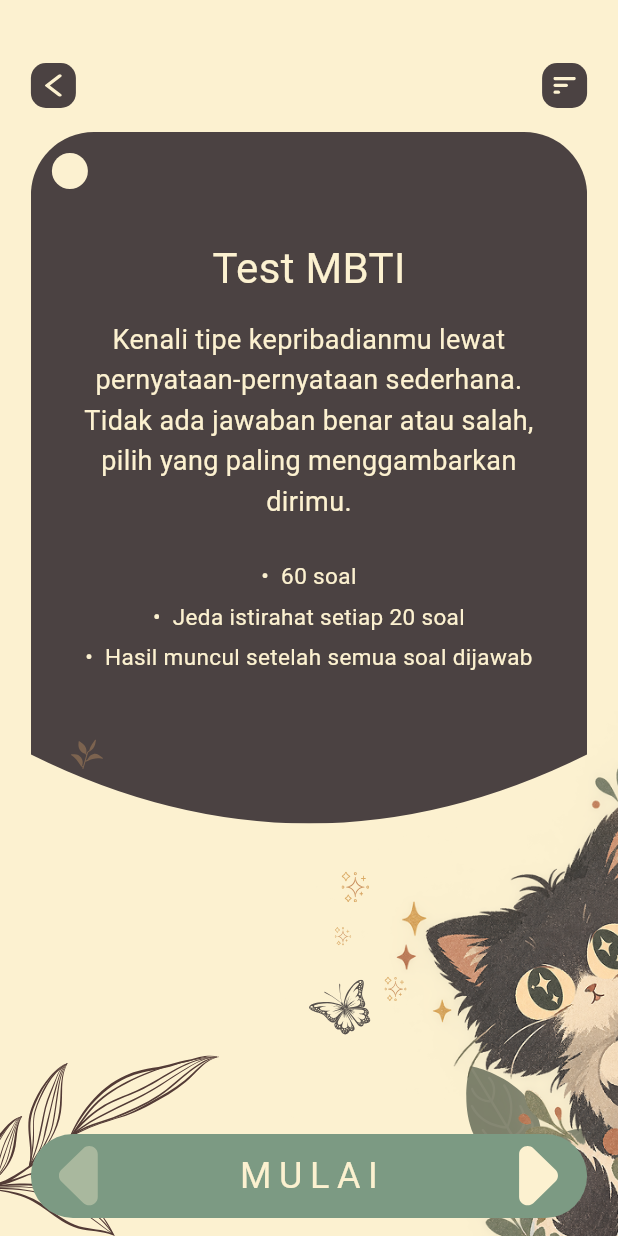
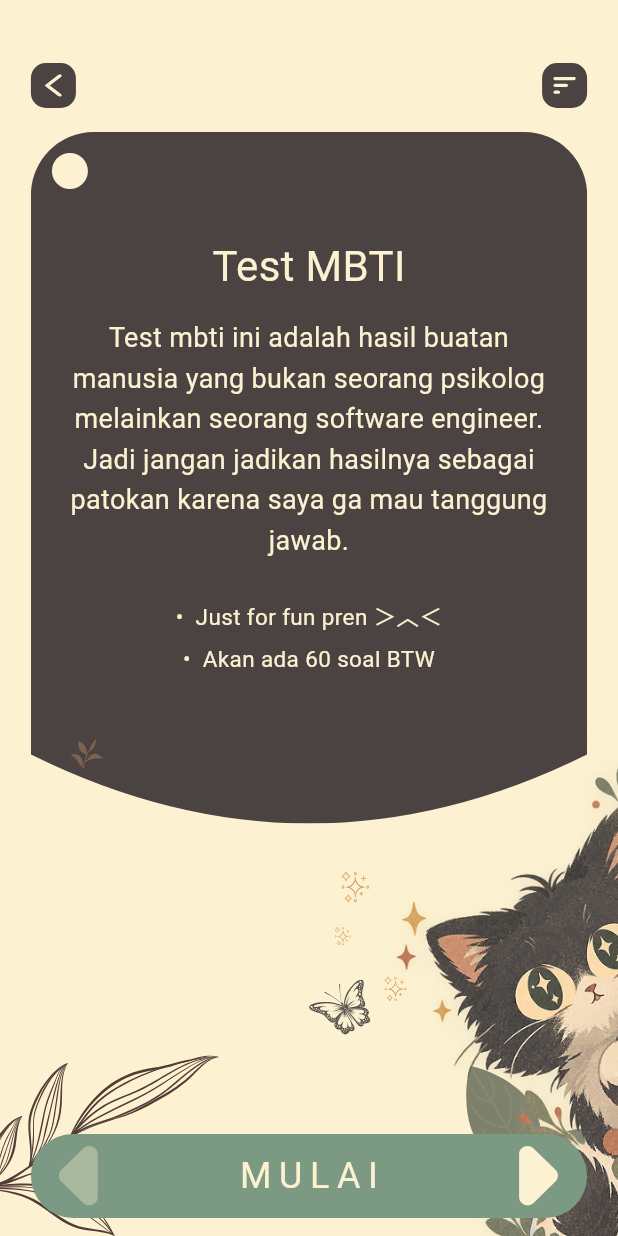
Before and after one commit to Kry-ops/Hey-You, a Flutter app: the TestMbtiPage screen opened directly, on a phone screen of 412 x 824 dp. Run offline on Flutter 3.47's test engine with Material 3 defaults, Android fonts, the phone set to English and light mode, and no system bars; our stand-ins replace animated_text_kit, flutter_svg, loading_animation_widget.

Commit message:
12.6. MBTI Page, update dikit

```diff
--- a/lib/pages/test_mbti_page.dart
+++ b/lib/pages/test_mbti_page.dart
@@ -39,9 +39,7 @@ class MbtiConfig {
   // Teks kartu awal.
   static const String introTitle = 'Test MBTI';
   static const String introDescription =
-      'Kenali tipe kepribadianmu lewat pernyataan-pernyataan sederhana. '
-      'Tidak ada jawaban benar atau salah, pilih yang paling '
-      'menggambarkan dirimu.';
+      'Test mbti ini adalah hasil buatan manusia yang bukan seorang psikolog melainkan seorang software engineer.' ' Jadi jangan jadikan hasilnya sebagai patokan karena saya ga mau tanggung jawab.' ;
 
   // Lama animasi tirai jatuh (kartu awal dan kartu hasil).
   static const Duration curtainDuration = Duration(milliseconds: 1400);
@@ -57,17 +55,15 @@ class DecoSpot {
 }
 
 class MbtiLayout {
-  // ---------------------------------------------------------------
+
   // LEBAR & JARAK
-  // ---------------------------------------------------------------
   static const double contentWidth = 0.90; // lebar konten*
   static const double topSpace = 42; // jarak tombol atas dari atas layar*
   static const double topToProgress = 16; // tombol atas ke progress*
   static const double progressToCard = 14; // progress ke kartu soal*
   static const double bottomSpace = 12; // jarak tombol NEXT dari bawah*
-  // ---------------------------------------------------------------
+
   // KOMPONEN
-  // ---------------------------------------------------------------
   // UKURAN DUA TOMBOL DI BAGIAN ATAS.
   // Ubah angka ini kalau 30 px terasa terlalu kecil atau terlalu besar.
   static const double topButtonSize = 30;
@@ -82,9 +78,8 @@ class MbtiLayout {
   static const double answerGap = 10;
   static const double nextBarHeight = 56;
   static const double nextBarWidth = 0.90;
-  // ---------------------------------------------------------------
+
   // DEKORASI (kucing, tanaman, kupu-kupu, kilau)
-  // ---------------------------------------------------------------
   static const double catSize = 0.85;
   static const double catRight = -0.17;
   static const double plantLeftSize = 0.40;
@@ -98,11 +93,10 @@ class MbtiLayout {
     DecoSpot(0.34, 0.19, 0.04),
     DecoSpot(0.37, 0.39, 0.04),
   ];
-  // ---------------------------------------------------------------
+
   // UKURAN KARTU SOAL
   // Tinggi kartu dihitung dari nilai-nilai di bawah, jadi selalu sama
   // untuk semua soal, entah teksnya pendek atau panjang.
-  // ---------------------------------------------------------------
   static const double cardPaddingTop = 30; // tepi atas kartu ke area soal*
   static const double cardPaddingSide = 25; // tepi kiri-kanan kartu*
   static const double cardPaddingBottom = cardCurveDepth + 14; // ruang bawah*
@@ -918,12 +912,8 @@ class _ProgressBar extends StatelessWidget {
   }
 }
 
-// =====================================================================
-
 // BAGIAN 6 — KARTU SOAL, ISTIRAHAT, DAN HASIL
 // Ketiganya memakai bentuk kartu cokelat yang sama (_CardShell).
-
-// =====================================================================
 // Bentuk kartu: sudut atas membulat, bagian bawah melengkung.
 
 class _CardClipper extends CustomClipper<Path> {
@@ -1129,9 +1119,8 @@ class _IntroCard extends StatelessWidget {
   @override
   Widget build(BuildContext context) {
     final notes = [
-      '${mbtiQuestions.length} soal',
-      'Jeda istirahat setiap ${MbtiConfig.restEvery} soal',
-      'Hasil muncul setelah semua soal dijawab',
+      'Just for fun pren ＞︿＜',
+      'Akan ada 60 soal BTW',
     ];
 
     return _CardShell(
```
